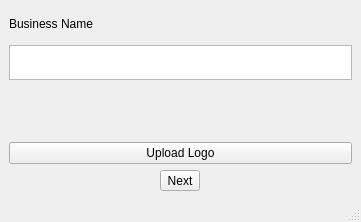
Above: ui/1_Setup/BusinessCreationScreen.ui from F1l14/Software-Engineering-2025 before the change. Below: the same form after it.
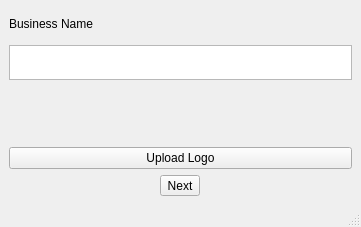
That is the form after the change.

Commit message: adjust window height in BusinessCreationScreen.ui

Patch:
```diff
--- a/ui/1_Setup/BusinessCreationScreen.ui
+++ b/ui/1_Setup/BusinessCreationScreen.ui
@@ -7,7 +7,7 @@
     <x>0</x>
     <y>0</y>
     <width>361</width>
-    <height>222</height>
+    <height>227</height>
    </rect>
   </property>
   <property name="windowTitle">
```
